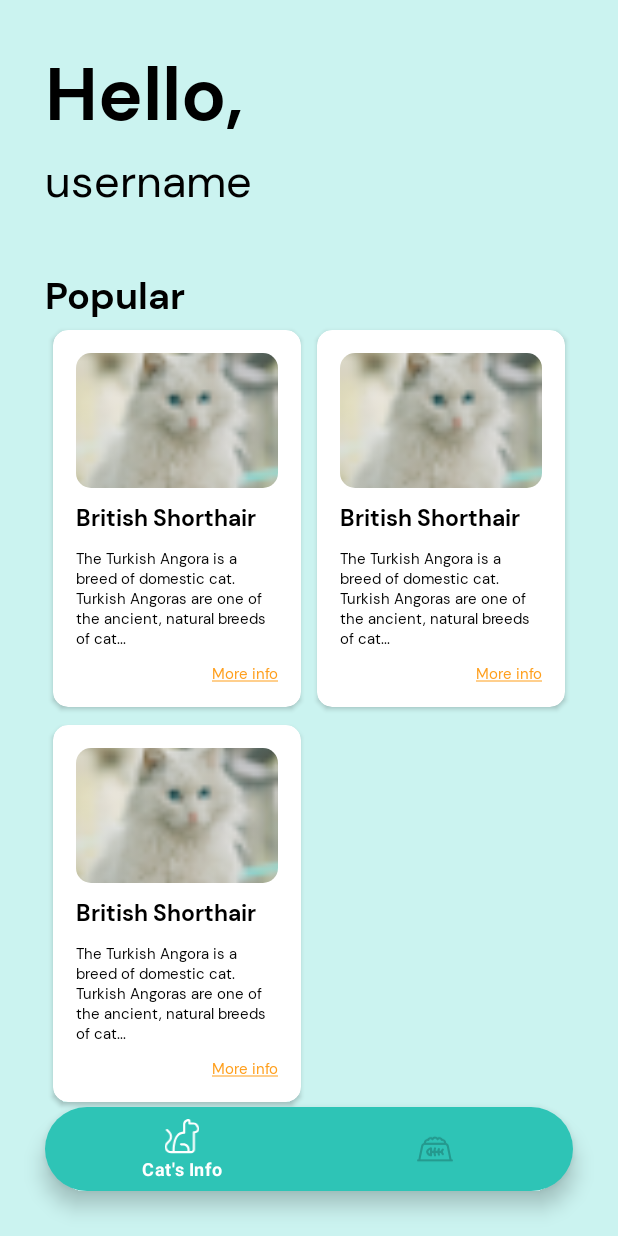
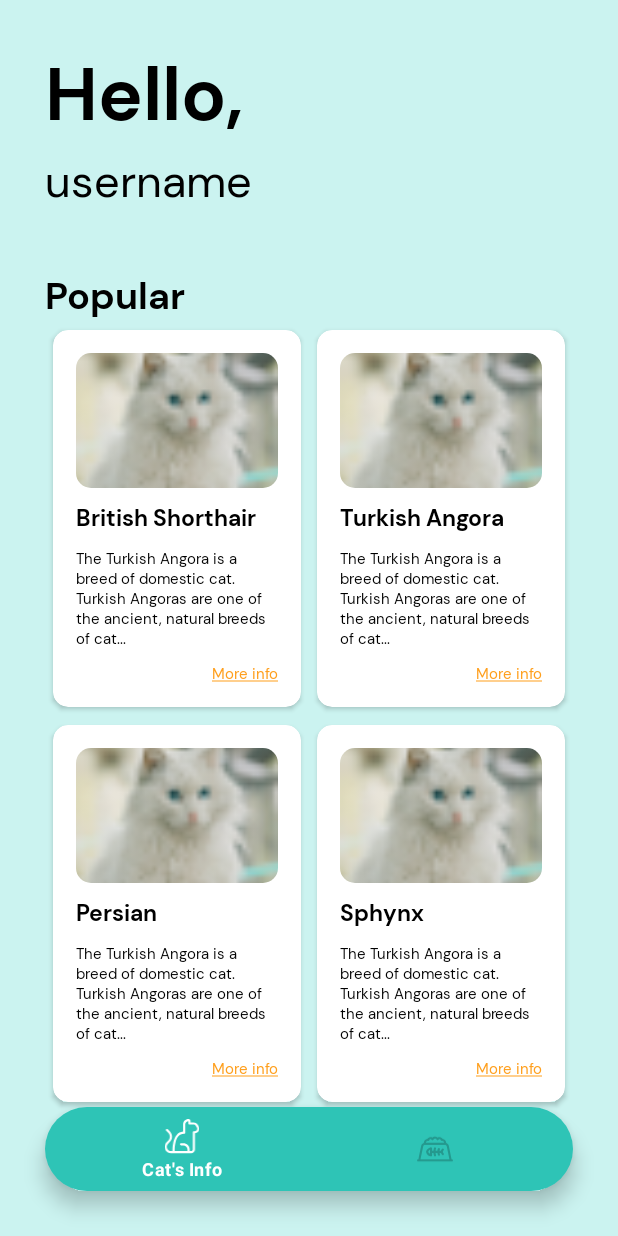
Before and after one commit to kucingapi/kucingin, an Android app: the screen it shows after launch (MainActivity), on a phone screen of 412 x 824 dp. Run offline under Robolectric (Android 15) with nearby library versions, the phone set to English and light mode, and no system bars; our stand-ins replace navigation-ui.

Commit message:
[FIX] changing viewholder with binding and adding cat data

```diff
--- a/app/src/main/java/com/example/kucingin/CardAdapter.java
+++ b/app/src/main/java/com/example/kucingin/CardAdapter.java
@@ -7,6 +7,7 @@ import android.view.ViewGroup;
 import android.widget.TextView;
 import androidx.recyclerview.widget.RecyclerView;
 import com.example.kucingin.Dataset.CardType;
+import com.example.kucingin.databinding.CardItemBinding;
 
 public class CardAdapter extends RecyclerView.Adapter<CardAdapter.ViewHolder> {
 
@@ -17,18 +18,14 @@ public class CardAdapter extends RecyclerView.Adapter<CardAdapter.ViewHolder> {
      * (custom ViewHolder).
      */
     public static class ViewHolder extends RecyclerView.ViewHolder {
-        private final TextView textView;
-
-        public ViewHolder(View view) {
-            super(view);
+        private CardItemBinding cardItemBinding;
+        public ViewHolder(CardItemBinding cardItemBinding) {
+            super(cardItemBinding.getRoot());
             // Define click listener for the ViewHolder's View
 
-            textView = (TextView) view.findViewById(R.id.textView);
+            this.cardItemBinding = cardItemBinding;
         }
 
-        public TextView getTextView() {
-            return textView;
-        }
     }
 
     /**
@@ -45,8 +42,8 @@ public class CardAdapter extends RecyclerView.Adapter<CardAdapter.ViewHolder> {
     @Override
     public ViewHolder onCreateViewHolder(ViewGroup viewGroup, int viewType) {
         // Create a new view, which defines the UI of the list item
-        View view = LayoutInflater.from(viewGroup.getContext())
-                .inflate(R.layout.card_item, viewGroup, false);
+        CardItemBinding view = CardItemBinding.inflate(LayoutInflater.from(viewGroup.getContext()),
+                viewGroup, false);
 
         return new ViewHolder(view);
     }
@@ -57,7 +54,10 @@ public class CardAdapter extends RecyclerView.Adapter<CardAdapter.ViewHolder> {
 
         // Get element from your dataset at this position and replace the
         // contents of the view with that element
-        viewHolder.getTextView().setText(localDataSet[position].title);
+        CardType data = localDataSet[position];
+        String title = data.title;
+        TextView textView = viewHolder.cardItemBinding.textView;
+        textView.setText(title);
     }
 
     // Return the size of your dataset (invoked by the layout manager)
--- a/app/src/main/java/com/example/kucingin/Dataset/CatDataset.java
+++ b/app/src/main/java/com/example/kucingin/Dataset/CatDataset.java
@@ -6,9 +6,10 @@ public class CatDataset {
     private CardType[] cats;
     public CatDataset() {
         cats = new CardType[]{
-            createCard(R.drawable.british_short_hair, "British Shorthair", "The British Shorthair is the pedigreed version of the traditional British domestic cat, with a distinctively..."),
-            createCard(R.drawable.british_short_hair, "British Shorthair", "The British Shorthair is the pedigreed version of the traditional British domestic cat, with a distinctively..."),
-            createCard(R.drawable.british_short_hair, "British Shorthair", "The British Shorthair is the pedigreed version of the traditional British domestic cat, with a distinctively...")
+            createCard(R.drawable.cat_shorthair, "British Shorthair", "The British Shorthair is the pedigreed version of the traditional British domestic cat, with a distinctively..."),
+            createCard(R.drawable.cat_angora, "Turkish Angora", "The Turkish Angora is a breed of domestic cat. Turkish Angoras are one of the ancient, natural breeds of cat..."),
+            createCard(R.drawable.cat_persian, "Persian", "The Persian cat is a long-haired breed of cat characterized by its round face and short muzzle. It is also known as..."),
+            createCard(R.drawable.cat_sphynx, "Sphynx", "The sphynx cat is a breed of cat known for its lack of fur. Hairlessness in cats is a naturally occurring genetic mutation...")
         };
     }
 
```
